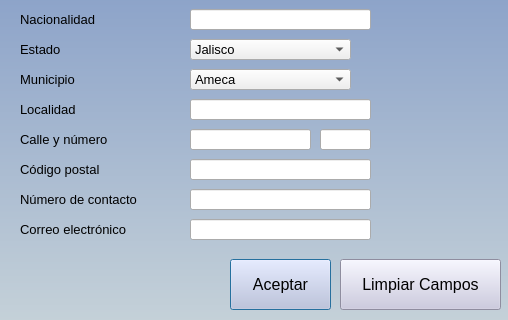
The window that pythonProject/vistas/editarPaciente.ui (francisco2124/Cognidron-EEG-Version1.0) describes before a commit, drawn with Qt 5; both pictures show x 0 to 508 and y 311 to 631 of the 508 by 631 pixel window.
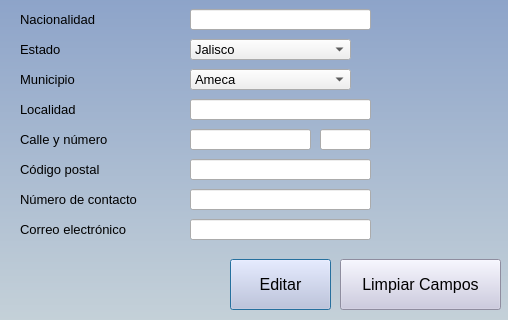
The same window after the commit. Icons and pictures are not drawn.

Patch:
```diff
--- a/pythonProject/vistas/editarPaciente.ui
+++ b/pythonProject/vistas/editarPaciente.ui
@@ -524,7 +524,7 @@
 background-color: rgb(200, 198, 223);</string>
    </property>
    <property name="text">
-    <string>Aceptar</string>
+    <string>Editar</string>
    </property>
   </widget>
   <widget class="QPushButton" name="btnCancelar">
```
